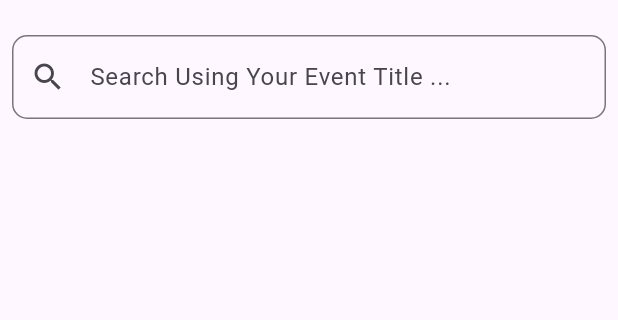
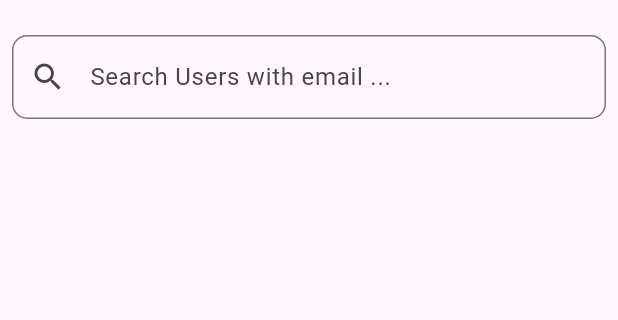
Before and after one commit to Kaleab-Wondwossen/Calendar_BOA, a Flutter app: the DashboardTab widget shown alone on an empty page, opened directly, after a tap on the "search" icon, on a phone screen of 412 x 824 dp, the part 61-381 px from its top. Run offline on Flutter 3.47's test engine with Material 3 defaults, Android fonts, the phone set to English and light mode, and no system bars; our stand-ins replace cloud_firestore, firebase_auth, firebase_core, firebase_messaging, firebase_storage, flutter_local_notifications and 11 more; missing offline and left inert: abushakir, ethiopian_calendar, live_currency_rate; accounts and stored records are empty.

Commit message:
changed the darshbord comopnent, bithday,home and search page

```diff
--- a/calendar/lib/components/my_dashboard_tab.dart
+++ b/calendar/lib/components/my_dashboard_tab.dart
@@ -1,9 +1,9 @@
 import 'package:calendar/pages/add_event_page.dart';
 import 'package:calendar/pages/delete_ads_page.dart';
 import 'package:calendar/pages/image_adder_page.dart';
+import 'package:calendar/pages/search_users.dart';
 import 'package:flutter/material.dart';
 import 'package:google_fonts/google_fonts.dart';
-import '../pages/search_page.dart';
 import '../pages/home_page.dart'; // Import the HomePage
 import '../pages/admin_home_page.dart'; // Import the AdminHomePage
 
@@ -115,7 +115,7 @@ class _DashboardTabState extends State<DashboardTab> {
                             Navigator.push(
                               context,
                               MaterialPageRoute(
-                                builder: (context) => const SearchPage(),
+                                builder: (context) => const SearchUsersPage(),
                               ),
                             );
                           },
--- a/calendar/lib/pages/birthday_page.dart
+++ b/calendar/lib/pages/birthday_page.dart
@@ -25,7 +25,7 @@ class _BirthdayPageState extends State<BirthdayPage> {
             },
             icon: const Icon(Icons.arrow_back_ios)),
             title:  const Text(
-                "B I R T H D A Y S",
+                "C E L E B R A T I O N S",
                 style: TextStyle(
                   fontSize: 24,
                   fontWeight: FontWeight.bold,
--- a/calendar/lib/pages/home_page.dart
+++ b/calendar/lib/pages/home_page.dart
@@ -494,7 +494,7 @@ class _HomePageState extends State<HomePage> {
                     ),
                   ),
                   const SizedBox(
-                    width: 100,
+                    width: 50,
                   ),
                   Column(
                     children: [
@@ -514,7 +514,7 @@ class _HomePageState extends State<HomePage> {
                     ],
                   ),
                   Padding(
-                    padding: const EdgeInsets.fromLTRB(0, 0, 10, 0),
+                    padding: EdgeInsets.fromLTRB(0, 0,15, 0),
                     child: IconButton(
                       onPressed: () {},
                       icon: const Icon(
--- a/calendar/lib/pages/match_page.dart
+++ b/calendar/lib/pages/match_page.dart
@@ -25,7 +25,7 @@ class _MatchPageState extends State<MatchPage> {
             },
             icon: const Icon(Icons.arrow_back_ios)),
             title:  const Text(
-                "M A T C H E S",
+                "A C T I V I T I E S",
                 style: TextStyle(
                   fontSize: 24,
                   fontWeight: FontWeight.bold,
--- /dev/null
+++ b/calendar/lib/pages/search_users.dart
@@ -0,0 +1,142 @@
+import 'package:calendar/components/my_card_builder.dart';
+import 'package:calendar/pages/chat_page.dart';
+import 'package:flutter/material.dart';
+import 'package:cloud_firestore/cloud_firestore.dart';
+import 'package:firebase_auth/firebase_auth.dart';
+
+class SearchUsersPage extends StatefulWidget {
+  final String? option;
+
+  const SearchUsersPage({super.key, this.option});
+
+  @override
+  _SearchUsersPageState createState() => _SearchUsersPageState();
+}
+
+class _SearchUsersPageState extends State<SearchUsersPage> {
+  late TextEditingController _searchController;
+  List<Map<String, dynamic>> _searchResults = [];
+  String? _currentUserId;
+
+  @override
+  void dispose() {
+    _searchController.dispose();
+    super.dispose();
+  }
+
+  @override
+  void initState() {
+    super.initState();
+    _searchController = TextEditingController(text: widget.option);
+    _getCurrentUserId();
+  }
+
+  void _getCurrentUserId() {
+    final FirebaseAuth auth = FirebaseAuth.instance;
+    final User? user = auth.currentUser;
+    setState(() {
+      _currentUserId = user?.uid;
+    });
+  }
+
+  Future<void> _search(String keyword) async {
+    if (keyword.isEmpty || _currentUserId == null) {
+      setState(() {
+        _searchResults = [];
+      });
+      return;
+    }
+
+    print('Current User ID: $_currentUserId');
+    List<String> keywords = keyword.split(' ');
+
+    List<Map<String, dynamic>> results = [];
+
+    for (String word in keywords) {
+      print('Searching for keyword: $word');
+      final snapshot = await FirebaseFirestore.instance
+          .collection('users')
+          .where('email', isGreaterThanOrEqualTo: word)
+          .where('email', isLessThanOrEqualTo: '$word\uf8ff')
+          .get();
+
+      print('Found ${snapshot.docs.length} results');
+      results.addAll(snapshot.docs.map((doc) => doc.data()).toList());
+    }
+
+    //final filteredResults = results.where((result) => result['ID'] == _currentUserId).toList();
+
+    // Remove duplicates
+    // final uniqueResults = results.toSet().toList();
+
+    setState(() {
+      _searchResults = results;
+    });
+  }
+
+  @override
+  Widget build(BuildContext context) {
+    return Scaffold(
+      appBar: AppBar(
+        leading: IconButton(
+          onPressed: () {
+            Navigator.pop(context);
+          },
+          icon: const Icon(Icons.arrow_back_ios_new),
+        ),
+        title: const Text(
+          "Search",
+          textAlign: TextAlign.center,
+          style: TextStyle(
+            color: Colors.black,
+            fontWeight: FontWeight.bold,
+            fontSize: 20.0,
+          ),
+        ),
+      ),
+      body: Column(
+        children: [
+          Padding(
+            padding: const EdgeInsets.all(8.0),
+            child: TextField(
+              controller: _searchController,
+              onChanged: (value) {
+                _search(value);
+              },
+              decoration: InputDecoration(
+                hintText: 'Search Users with email ...',
+                prefixIcon: const Icon(Icons.search),
+                border: OutlineInputBorder(
+                  borderRadius: BorderRadius.circular(10.0),
+                ),
+              ),
+            ),
+          ),
+          Expanded(
+            child: ListView.builder(
+              itemCount: _searchResults.length,
+              itemBuilder: (context, index) {
+                final result = _searchResults[index];
+                return Padding(
+                  padding: const EdgeInsets.fromLTRB(0, 10, 0, 0),
+                  child: GestureDetector(
+                    onTap: () {
+                      Navigator.push(context, MaterialPageRoute(builder: (context)=>ChatPage(reciverUserEmail: result['email'], reciverUserID: result['uid'])));
+                    },
+                    child: CardBuilder(
+                      title: result['email'],
+                      description: result['verificationCode'],
+                      date: result["uid"],
+                      showDeleteIcon: false,
+                      showEditIcon: false,
+                    ),
+                  ),
+                );
+              },
+            ),
+          ),
+        ],
+      ),
+    );
+  }
+}
```
Also changed, not shown: 1 other file.
